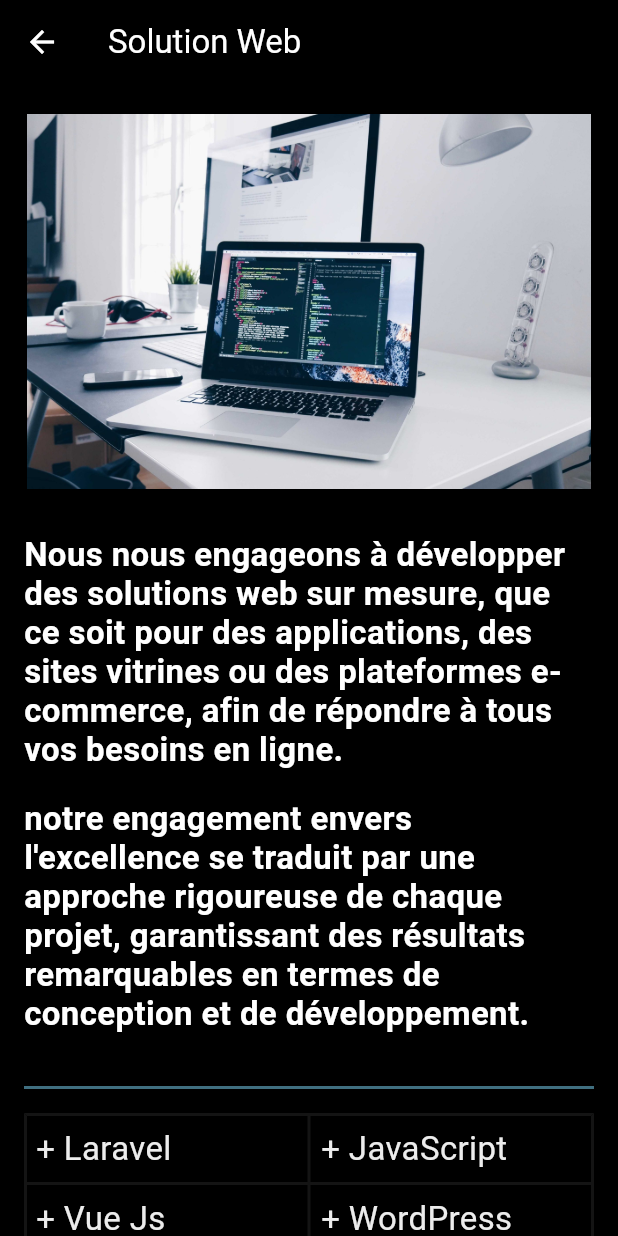
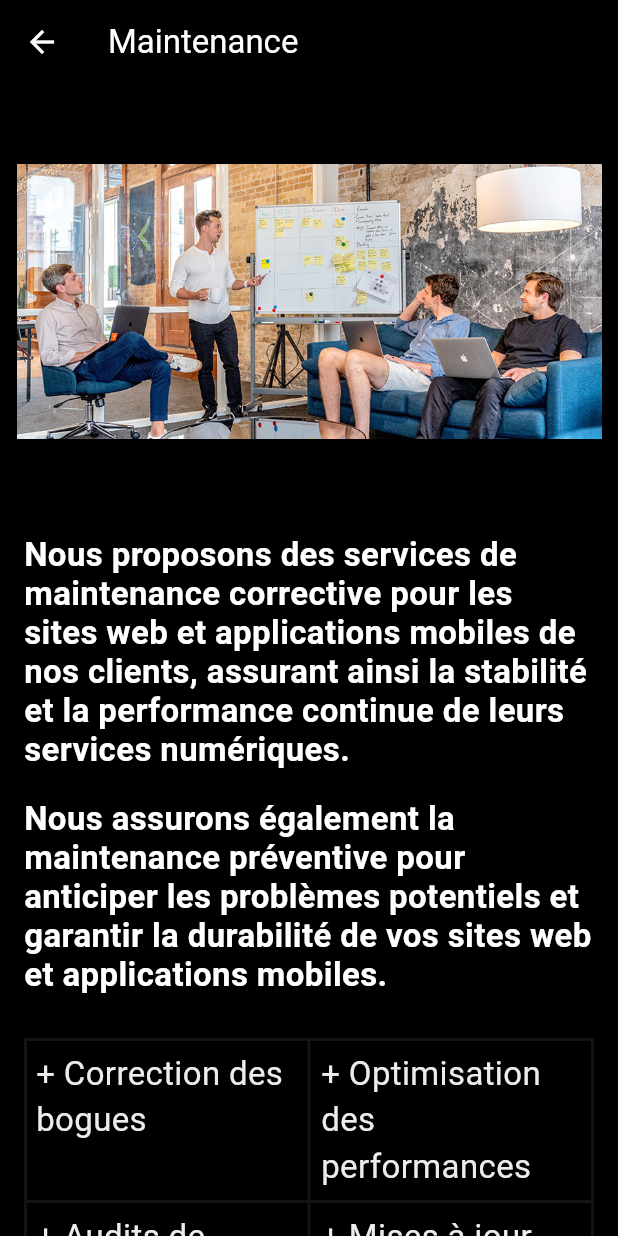
Before and after one commit to YassineAjb/LeTaff, a Flutter app: the SolutionMaintView screen opened directly, on a phone screen of 412 x 824 dp. Run offline on Flutter 3.47's test engine with Material 3 defaults, Android fonts, the phone set to English and light mode, and no system bars; drawn by our look-alikes of flutter_animate; our stand-ins replace video_player, visibility_detector; missing offline and left inert: animated_introduction, rive_animated_icon.

Commit message:
ServiceMainPage_v01

```diff
--- a/lib/Pages/SolutionMaintView.dart
+++ b/lib/Pages/SolutionMaintView.dart
@@ -36,7 +36,7 @@ class _SolutionMaintViewState extends State<SolutionMaintView> {
             },
           ),
           title: const Text(
-            'Solution Web',
+            'Maintenance',
             style: TextStyle(
               color: Colors.white, // Change this to your desired text color
             ),
@@ -54,15 +54,9 @@ class _SolutionMaintViewState extends State<SolutionMaintView> {
                     width: 390,
                     color: const ui.Color.fromARGB(255, 0, 0, 0),
                     child: Center(
-                      child: Image.asset('assets/solutions-webjpg.jpg'),
+                      child: Image.asset('assets/dev-1.jpg'),
                     ),
                   ),
-                  // const Divider(
-                  //   color: Colors.grey,
-                  //   thickness: 1,
-                  //   indent: 30,
-                  //   endIndent: 30,
-                  // ),
                 ],
               ),
             ),
@@ -75,8 +69,8 @@ class _SolutionMaintViewState extends State<SolutionMaintView> {
                   children: [
                     const SizedBox(height: 10),
                     const Text(
-                      "Nous nous engageons à développer des solutions web sur mesure, que ce soit pour des applications, des sites vitrines ou des plateformes e-commerce, afin de répondre à tous vos besoins en ligne.",
-                      style: TextStyle(
+                      "Nous proposons des services de maintenance corrective pour les sites web et applications mobiles de nos clients, assurant ainsi la stabilité et la performance continue de leurs services numériques.",
+                        style: TextStyle(
                         color: Color.fromARGB(255, 255, 255, 255),
                         fontSize: 22.0,
                         height: 1.2,
@@ -85,7 +79,7 @@ class _SolutionMaintViewState extends State<SolutionMaintView> {
                     ),
                     const SizedBox(height: 20),
                     const Text(
-                      "notre engagement envers l'excellence se traduit par une approche rigoureuse de chaque projet, garantissant des résultats remarquables en termes de conception et de développement.",
+                      "Nous assurons également la maintenance préventive pour anticiper les problèmes potentiels et garantir la durabilité de vos sites web et applications mobiles.",
                       style: TextStyle(
                         color: Color.fromARGB(255, 255, 255, 255),
                         fontSize: 22.0,
@@ -93,9 +87,9 @@ class _SolutionMaintViewState extends State<SolutionMaintView> {
                         fontWeight: FontWeight.bold,
                       ),
                     ),
-                    const SizedBox(height: 20),
+                    const SizedBox(height: 30),
 
-                    hr,
+                    //hr,
                     Table(
                       border: TableBorder.all(color: const ui.Color.fromARGB(255, 20, 20, 20), width: 2.0),
                       children: const [
@@ -104,14 +98,14 @@ class _SolutionMaintViewState extends State<SolutionMaintView> {
                             Padding(
                               padding: EdgeInsets.all(8.0),
                               child: Text(
-                                '+ Laravel',
+                                '+ Correction des bogues',
                                 style: TextStyle(color: ui.Color.fromARGB(255, 236, 236, 236),fontSize: 22,), // Set text color
                               ),
                             ),
                             Padding(
                               padding: EdgeInsets.all(8.0),
                               child: Text(
-                                '+ JavaScript',
+                                '+ Optimisation des performances',
                                 style: TextStyle(color: ui.Color.fromARGB(255, 236, 236, 236),fontSize: 22,), // Set text color
                               ),
                             ),
@@ -122,14 +116,14 @@ class _SolutionMaintViewState extends State<SolutionMaintView> {
                             Padding(
                               padding: EdgeInsets.all(8.0),
                               child: Text(
-                                '+ Vue Js',
+                                '+ Audits de sécurité',
                                 style: TextStyle(color: ui.Color.fromARGB(255, 236, 236, 236),fontSize: 22,), // Set text color
                               ),
                             ),
                             Padding(
                               padding: EdgeInsets.all(8.0),
                               child: Text(
-                                '+ WordPress',
+                                '+ Mises à jour des logicielles',
                                 style: TextStyle(color: ui.Color.fromARGB(255, 236, 236, 236),fontSize: 22,), // Set text color
                               ),
                             ),
@@ -140,14 +134,14 @@ class _SolutionMaintViewState extends State<SolutionMaintView> {
                             Padding(
                               padding: EdgeInsets.all(8.0),
                               child: Text(
-                                '+ PHP',
+                                '+ Sauvegarde et récupération des données',
                                 style: TextStyle(color: ui.Color.fromARGB(255, 236, 236, 236),fontSize: 22,), // Set text color
                               ),
                             ),
                             Padding(
                               padding: EdgeInsets.all(8.0),
                               child: Text(
-                                '+ Dévelopment Front End',
+                                '+ Support utilisateur',
                                 style: TextStyle(color: ui.Color.fromARGB(255, 236, 236, 236),fontSize: 22,), // Set text color
                               ),
                             ),
@@ -167,48 +161,51 @@ Column(
       leading: const Icon(Icons.circle,size: 13,color:  Colors.deepOrange)
                 .animate(onPlay: (controller) => controller.repeat())
                 .shimmer(duration: 4000.ms, color: const ui.Color.fromARGB(255, 226, 185, 172)),
-      title: const Text('Réalisation du CDC et Estimation devis',
+      title: const Text('Diagnostic et Évaluation',
       style: TextStyle(color: Colors.deepOrange,fontSize: 20,),
       ).animate(onPlay: (controller) => controller.repeat())
         .shimmer(duration: 4000.ms, color: const ui.Color.fromARGB(255, 255, 158, 129)),
     ),
-const Text('Notre première étape cruciale pour concevoir nos solutions web C’est à partir de ce document que nous pourrons estimer avec précision le devis.',
-style: TextStyle(color: ui.Color.fromARGB(255, 236, 236, 236),fontSize: 18,),
-),
+    const Text('La première étape de notre processus de maintenance consiste à diagnostiquer l’état actuel de votre site web ou de votre application mobile.',
+    style: TextStyle(color: ui.Color.fromARGB(255, 236, 236, 236),fontSize: 18,),
+    ),
+
      ListTile(
       leading: const Icon(Icons.circle,size: 13,color: Colors.deepOrange)
       .animate(onPlay: (controller) => controller.repeat())
                 .shimmer(duration: 4000.ms, color: const ui.Color.fromARGB(255, 226, 185, 172)),
-      title: const Text('Conception et Développement',
+      title: const Text('Planification et Stratégie',
       style: TextStyle(color: Colors.deepOrange,fontSize: 20,),
       ).animate(onPlay: (controller) => controller.repeat())
         .shimmer(duration: 4000.ms, color: ui.Color.fromARGB(255, 255, 158, 129)),
     ),
-    const Text('Nous commençons par analyser les besoins fonctionnels et nos spécifications, puis nous procédons au développement du site en fonction de ces données.',
+    const Text('Une fois le diagnostic terminé, nous élaborons une stratégie de maintenance préventive sur mesure. Cela inclut la planification des mises à jour, des correctifs de sécurité.',
     style: TextStyle(color: ui.Color.fromARGB(255, 236, 236, 236),fontSize: 18,),
     ),
+
     ListTile(
       leading: const Icon(Icons.circle,size: 13,color:  Colors.deepOrange)
       .animate(onPlay: (controller) => controller.repeat())
                 .shimmer(duration: 4000.ms, color: const ui.Color.fromARGB(255, 226, 185, 172)),
-      title: const Text('L’adaptation du méthodologie agiles',
+      title: const Text('Mise en Œuvre et Suivi',
       style: TextStyle(color:Colors.deepOrange ,fontSize: 20,),)
       .animate(onPlay: (controller) => controller.repeat())
         .shimmer(duration: 4000.ms, color: ui.Color.fromARGB(255, 255, 158, 129)),
     ),
-    const Text('Notre première étape cruciale pour concevoir nos solutions web C’est à partir de ce document que nous pourrons estimer avec précision le devis.',
+    const Text('Nous mettons en œuvre les actions définies dans la stratégie de maintenance, en veillant à ce que chaque mise à jour ou amélioration soit effectuée de manière efficace et sans interruption majeure de service',
     style: TextStyle(color:ui.Color.fromARGB(255, 236, 236, 236),fontSize: 18,),
     ),
+
     ListTile(
       leading: const Icon(Icons.circle,size: 13,color:  Colors.deepOrange)
       .animate(onPlay: (controller) => controller.repeat())
                 .shimmer(duration: 4000.ms, color: const ui.Color.fromARGB(255, 226, 185, 172)),
-      title: const Text('Mise en production et suivi de maintenance',
+      title: const Text('Optimisation Continue',
       style: TextStyle(color:Colors.deepOrange,fontSize: 20,),
       ).animate(onPlay: (controller) => controller.repeat())
         .shimmer(duration: 4000.ms, color: ui.Color.fromARGB(255, 255, 158, 129)),
     ),
-    const Text('Une formation est dispensée au client, inclus d’une période de suivi et de maintenance pour garantir le bon fonctionnement continu de son système.',
+    const Text('La maintenance est un processus continu. Nous surveillons constamment les performances, analysons les données et adaptons notre stratégie .',
     style: TextStyle(color: ui.Color.fromARGB(255, 236, 236, 236),fontSize: 18,),
     ),
   ],
@@ -218,7 +215,7 @@ const SizedBox(height: 30),
 
 
 const Text(
-"Nous proposons des applications web avec l’une des meilleures structures organisées : CMS ou codage.",
+"Entretien du maintenance Correctif et Préventif",
   style: TextStyle(
     color: Color.fromARGB(255, 255, 255, 255),
     fontSize: 25.0,
@@ -240,7 +237,7 @@ Container(
 const SizedBox(height: 10),
 
                     const Text(
-                      "Notre expertise en matière de développement de logiciels, et nous nous distinguons par notre maîtrise des technologies de pointe telles que Vue.js, Laravel, React et Node.js. Grâce à notre expertise, nous sommes en mesure de concevoir et de créer des solutions web avancée.",
+                      "Notre équipe dédiée à la maintenance corrective intervient rapidement pour résoudre tout problème ou dysfonctionnement sur votre site web ou application mobile. Nous réagissons de manière efficace pour minimiser les interruptions de service, garantissant ainsi une expérience utilisateur continue.",
                       style: TextStyle(
                         color: Color.fromARGB(255, 255, 255, 255),
                         fontSize: 22.0,
@@ -250,7 +247,7 @@ const SizedBox(height: 10),
                     ),
                     const SizedBox(height: 20),
                     const Text(
-                      "Nous excels dans le développement de logiciels et la création de solutions web avancées en utilisant une variété de CMS tels que WordPress, PrestaShop, Drupal, Shopify, et bien d’autres encore. Notre expertise nous permet de choisir le CMS qui répond le mieux à vos besoins spécifiques pour des résultats exceptionnels.",
+                      "La maintenance préventive est au cœur de notre approche. Nous identifions et traitons les problèmes potentiels avant qu’ils ne deviennent des obstacles majeurs. Grâce à des mises à jour régulières et des correctifs proactifs, nous assurons la stabilité et la sécurité de votre plateforme numérique, vous permettant de vous concentrer sur vos objectifs.",
                       style: TextStyle(
                         color: Color.fromARGB(255, 255, 255, 255),
                         fontSize: 22.0,
@@ -264,14 +261,14 @@ Container(
   width: 390,
   color: const ui.Color.fromARGB(255, 0, 0, 0),
   child: Center(
-    child: Image.asset('assets/S o l u t i o n s W e b.png'),
+    child: Image.asset('assets/S o l u t i o n s Main.png'),
   ),
 ),
 const SizedBox(height: 30),
 
 Center(
   child: const Text(
-        'Notre valeur pour\nvos solutions web',
+        'La valeur de la\nMaintenance',
           style: TextStyle(
             color:Colors.deepOrange,
             fontSize: 33,
```
Also changed, not shown: assets/dev-1.jpg (added).
